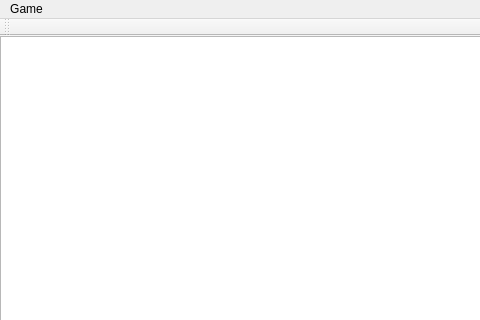
First picture: the form in ui/mainwindow.ui, repository marijamijailovic/RS07-spectrum, before the edit; both pictures show x 0 to 480 and y 0 to 320 of the 800 by 650 pixel window.
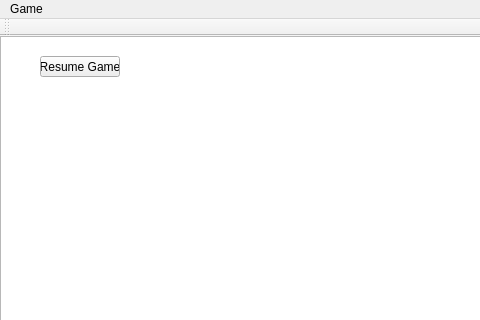
Second picture: the form after the edit.

The edit to the form file:
```diff
--- a/ui/mainwindow.ui
+++ b/ui/mainwindow.ui
@@ -44,6 +44,19 @@
      </rectf>
     </property>
    </widget>
+   <widget class="QPushButton" name="btnResumeGame">
+    <property name="geometry">
+     <rect>
+      <x>40</x>
+      <y>20</y>
+      <width>80</width>
+      <height>21</height>
+     </rect>
+    </property>
+    <property name="text">
+     <string>Resume Game</string>
+    </property>
+   </widget>
   </widget>
   <widget class="QToolBar" name="tbMainToolbar">
    <attribute name="toolBarArea">
```
